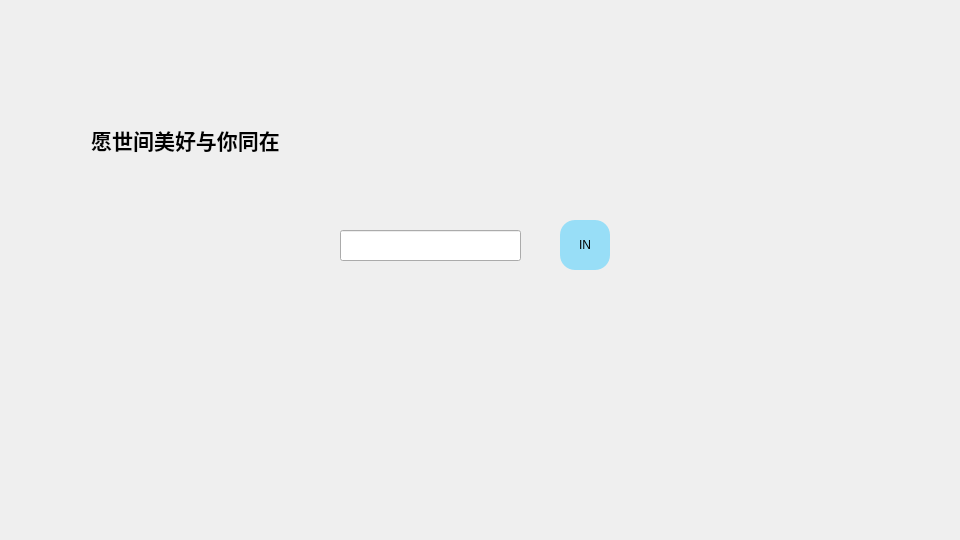
YuanQiPKU/Reservoir, file login_page.ui: the form before one commit.
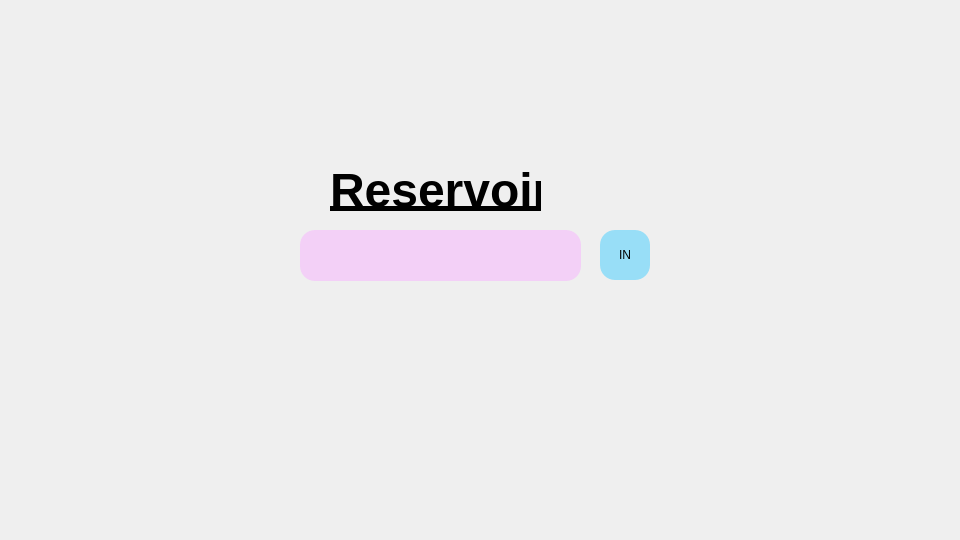
The form after the commit. Icons and pictures are not drawn.

Commit message: 美化了输入密码的样式

The edit to the form file:
```diff
--- a/login_page.ui
+++ b/login_page.ui
@@ -31,18 +31,24 @@
   <widget class="QLineEdit" name="lineEdit">
    <property name="geometry">
     <rect>
-     <x>340</x>
+     <x>300</x>
      <y>230</y>
-     <width>181</width>
-     <height>31</height>
+     <width>281</width>
+     <height>51</height>
     </rect>
    </property>
+   <property name="styleSheet">
+    <string notr="true">QLineEdit{
+	background-color: rgba(246, 176, 255,125);
+   border-radius: 15px; /* 边框圆角 */
+}</string>
+   </property>
   </widget>
   <widget class="QPushButton" name="btnLogin">
    <property name="geometry">
     <rect>
-     <x>560</x>
-     <y>220</y>
+     <x>600</x>
+     <y>230</y>
      <width>50</width>
      <height>50</height>
     </rect>
@@ -120,15 +126,15 @@
   <widget class="QLabel" name="label">
    <property name="geometry">
     <rect>
-     <x>80</x>
-     <y>80</y>
+     <x>330</x>
+     <y>130</y>
      <width>211</width>
      <height>121</height>
     </rect>
    </property>
    <property name="font">
     <font>
-     <family>幼圆</family>
+     <pointsize>20</pointsize>
     </font>
    </property>
    <property name="text">
@@ -138,8 +144,8 @@
 hr { height: 1px; border-width: 0; }
 li.unchecked::marker { content: &quot;\2610&quot;; }
 li.checked::marker { content: &quot;\2612&quot;; }
-&lt;/style&gt;&lt;/head&gt;&lt;body style=&quot; font-family:'Microsoft YaHei UI'; font-size:9pt; font-weight:400; font-style:normal;&quot;&gt;
-&lt;p align=&quot;center&quot; style=&quot; margin-top:0px; margin-bottom:0px; margin-left:0px; margin-right:0px; -qt-block-indent:0; text-indent:0px;&quot;&gt;&lt;span style=&quot; font-size:16pt; font-weight:700;&quot;&gt;愿世间美好与你同在&lt;/span&gt;&lt;/p&gt;&lt;/body&gt;&lt;/html&gt;</string>
+&lt;/style&gt;&lt;/head&gt;&lt;body style=&quot; font-family:'微软雅黑'; font-size:20pt; font-weight:700; font-style:normal;&quot;&gt;
+&lt;p align=&quot;center&quot; style=&quot; margin-top:0px; margin-bottom:0px; margin-left:0px; margin-right:0px; -qt-block-indent:0; text-indent:0px;&quot;&gt;&lt;a href=&quot;https://github.com/YuanQiPKU/Reservoir&quot;&gt;&lt;span style=&quot; font-family:'-apple-system','BlinkMacSystemFont','Segoe UI','Noto Sans','Helvetica','Arial','sans-serif','Apple Color Emoji','Segoe UI Emoji'; font-size:36pt; color:#000000; background-color:transparent;&quot;&gt;Reservoir&lt;/a&gt;&lt;/p&gt;&lt;/body&gt;&lt;/html&gt;</string>
    </property>
   </widget>
   <zorder>widget</zorder>
```
The commit also changes 2 other files.
